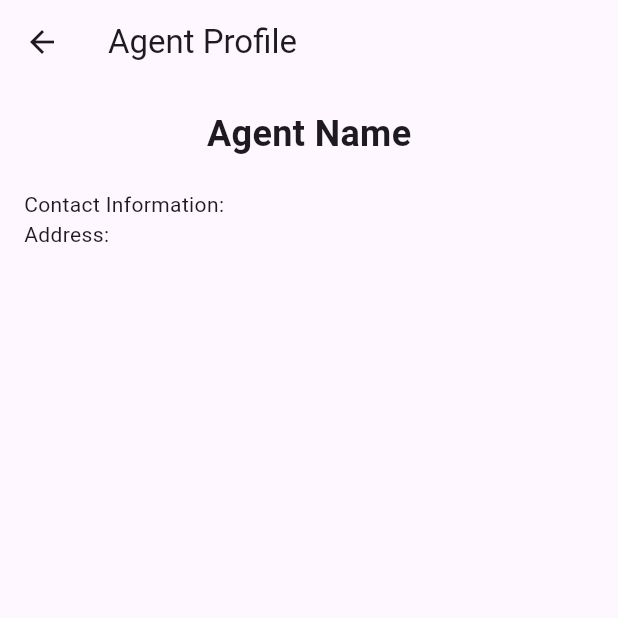
After one commit to cvsanjeev/rescue_MAD_LAB, a Flutter app: the AgentProfileScreen screen opened by its route, on a phone screen of 412 x 824 dp, the top half of it. The commit adds this screen. Run offline on Flutter 3.47's test engine with Material 3 defaults, Android fonts, the phone set to English and light mode, and no system bars; our stand-ins replace sqflite; accounts and stored records are empty.

Commit message:
made few changes

```diff
--- /dev/null
+++ b/lib/agent_profile_screen.dart
@@ -0,0 +1,56 @@
+import 'package:flutter/material.dart';
+
+class AgentProfileScreen extends StatefulWidget {
+  @override
+  _AgentProfileScreenState createState() => _AgentProfileScreenState();
+}
+
+class _AgentProfileScreenState extends State<AgentProfileScreen> {
+  // ... variables representing agency data go here ...
+
+  @override
+  Widget build(BuildContext context) {
+    return Scaffold(
+      appBar: AppBar(
+        title: Text("Agent Profile"),
+      ),
+      body: Padding(
+        padding: const EdgeInsets.all(16.0),
+        child: Column(
+          crossAxisAlignment: CrossAxisAlignment.start,
+          children: [
+            _buildProfileHeader(),
+            SizedBox(height: 20),
+            _buildProfileDetails(),
+          ],
+        ),
+      ),
+    );
+  }
+
+  Widget _buildProfileHeader() {
+    return Center( // Could include agency logo/name
+      child: Column(
+        children: [
+          Text("Agent Name", style: TextStyle(fontSize: 24, fontWeight: FontWeight.bold)),
+          // Add a placeholder for Agent Logo (CircleAvatar, Image, etc.)
+        ],
+      ),
+    );
+  }
+
+  Widget _buildProfileDetails() {
+    return Column(
+      crossAxisAlignment: CrossAxisAlignment.start,
+      children: [
+        Text("Contact Information:"),
+        // ... Display email, phone number, etc. ...
+
+        Text("Address:"),
+        // ... Display address ...
+
+        // ... Add more details as needed ...
+      ],
+    );
+  }
+}
--- /dev/null
+++ b/lib/manage_agents_screen.dart
@@ -0,0 +1,63 @@
+import 'package:flutter/material.dart';
+
+class ManageAgentsScreen extends StatefulWidget {
+  @override
+  _ManageAgentsScreenState createState() => _ManageAgentsScreenState();
+}
+
+class _ManageAgentsScreenState extends State<ManageAgentsScreen> {
+  List<Agent> _agents = []; // Sample agent list
+
+  @override
+  void initState() {
+    super.initState();
+    _agents = [ // Placeholder data, will be replaced with database data
+      Agent(name: 'Agent One', status: 'Active'),
+      Agent(name: 'Agent Two', status: 'Offline'),
+    ];
+  }
+
+  void _addAgent() {
+    // ... Show a dialog or navigate to a separate screen to add an agent ...
+  }
+
+  void _editAgent(Agent agent) {
+    // ... Show a dialog or navigate to a screen to edit the selected agent ...
+  }
+
+  @override
+  Widget build(BuildContext context) {
+    return Scaffold(
+      appBar: AppBar(
+        title: Text("Manage Agents"),
+      ),
+      body: _buildAgentList(),
+      floatingActionButton: FloatingActionButton(
+        onPressed: _addAgent,
+        child: Icon(Icons.add),
+      ),
+    );
+  }
+
+  Widget _buildAgentList() {
+    return ListView.builder(
+      itemCount: _agents.length,
+      itemBuilder: (context, index) {
+        final agent = _agents[index];
+        return ListTile(
+          title: Text(agent.name),
+          subtitle: Text('Status: ${agent.status}'),
+          onTap: () => _editAgent(agent),
+        );
+      },
+    );
+  }
+}
+
+// Simple Agent data model
+class Agent {
+  final String name;
+  final String status;
+
+  Agent({required this.name, required this.status});
+}
```
Also changed, not shown: lib/agency_dashboard_screen.dart (+29 -1 lines), lib/agency_profile_screen.dart (added, +56 -0 lines), lib/agent_dashboard_screen.dart (+22 -2 lines), lib/main.dart (+7 -0 lines).
